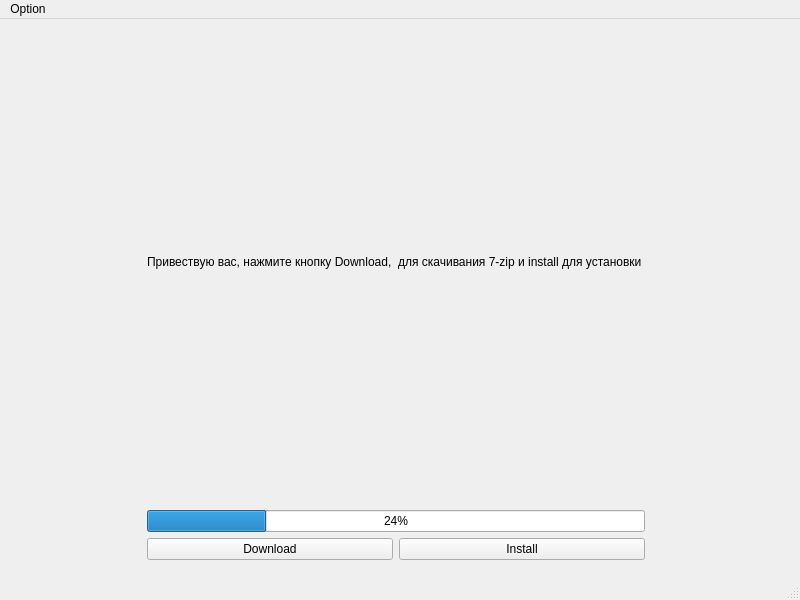
Above: mainwindow.ui from MrSteelRat/zip_install before the change. Below: the same form after it.
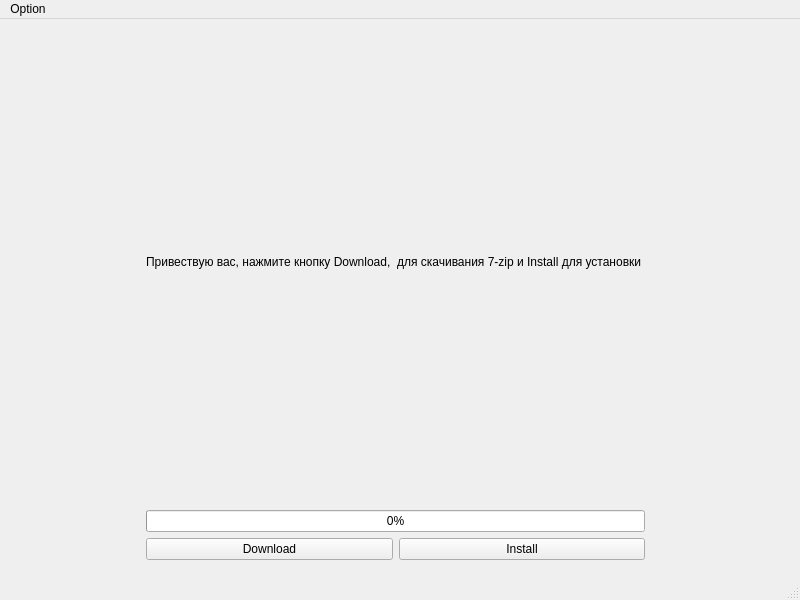
That is the form after the change.

Commit message: add class MainWindow for Download & Install 7 zip

```diff
--- a/mainwindow.ui
+++ b/mainwindow.ui
@@ -27,7 +27,7 @@
      <item row="0" column="1">
       <widget class="QLabel" name="label">
        <property name="text">
-        <string>Привествую вас, нажмите кнопку Download,  для скачивания 7-zip и install для установки </string>
+        <string>Привествую вас, нажмите кнопку Download,  для скачивания 7-zip и Install для установки </string>
        </property>
       </widget>
      </item>
@@ -78,7 +78,10 @@
      <item row="1" column="1">
       <widget class="QProgressBar" name="Install_bar">
        <property name="value">
-        <number>24</number>
+        <number>0</number>
+       </property>
+       <property name="orientation">
+        <enum>Qt::Horizontal</enum>
        </property>
       </widget>
      </item>
```
The commit also changes 2 other files.
